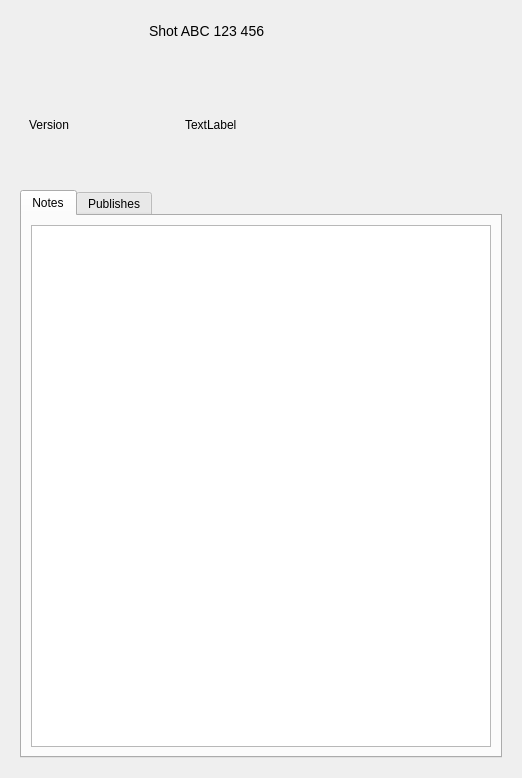
Qt form resources/dialog.ui (shotgunsoftware/tk-multi-shotgunpanel) before a commit.
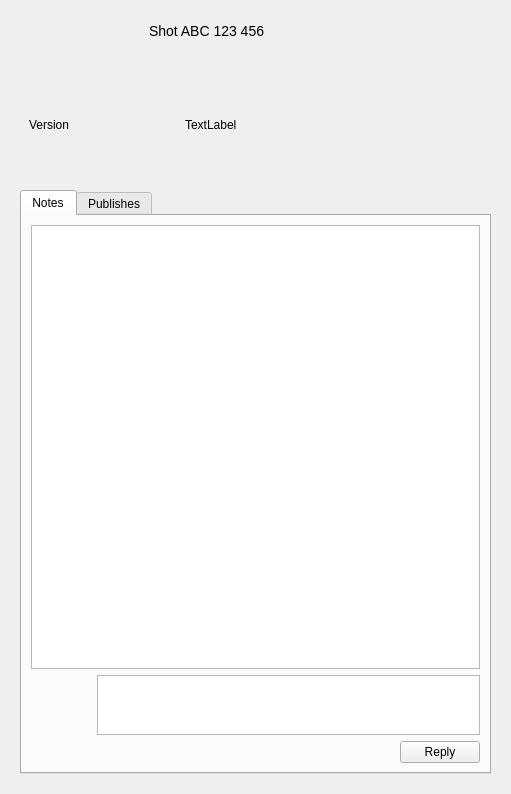
The same form after that commit. The open tabs and pages were chosen to show the change. Icons and pictures are not drawn.

What changed in the file:
```diff
--- a/resources/dialog.ui
+++ b/resources/dialog.ui
@@ -6,8 +6,8 @@
    <rect>
     <x>0</x>
     <y>0</y>
-    <width>522</width>
-    <height>778</height>
+    <width>511</width>
+    <height>794</height>
    </rect>
   </property>
   <property name="windowTitle">
@@ -540,6 +540,69 @@
              </property>
             </widget>
            </item>
+           <item>
+            <layout class="QHBoxLayout" name="horizontalLayout_11">
+             <item>
+              <widget class="QLabel" name="label_3">
+               <property name="minimumSize">
+                <size>
+                 <width>60</width>
+                 <height>60</height>
+                </size>
+               </property>
+               <property name="maximumSize">
+                <size>
+                 <width>60</width>
+                 <height>60</height>
+                </size>
+               </property>
+               <property name="text">
+                <string/>
+               </property>
+               <property name="pixmap">
+                <pixmap resource="resources.qrc">:/tk_multi_infopanel/default_user.png</pixmap>
+               </property>
+               <property name="scaledContents">
+                <bool>true</bool>
+               </property>
+              </widget>
+             </item>
+             <item>
+              <widget class="QPlainTextEdit" name="plainTextEdit_3">
+               <property name="maximumSize">
+                <size>
+                 <width>16777215</width>
+                 <height>60</height>
+                </size>
+               </property>
+              </widget>
+             </item>
+            </layout>
+           </item>
+           <item>
+            <layout class="QHBoxLayout" name="horizontalLayout_12">
+             <item>
+              <spacer name="horizontalSpacer_3">
+               <property name="orientation">
+                <enum>Qt::Horizontal</enum>
+               </property>
+               <property name="sizeHint" stdset="0">
+                <size>
+                 <width>40</width>
+                 <height>20</height>
+                </size>
+               </property>
+              </spacer>
+             </item>
+             <item>
+              <widget class="QPushButton" name="pushButton_3">
+               <property name="text">
+                <string>Reply</string>
+               </property>
+              </widget>
+             </item>
+            </layout>
+           </item>
           </layout>
          </widget>
          <widget class="QWidget" name="version_publish_tab">
```
Left out of the diff: 104 changed lines with no effect on the pictures.
